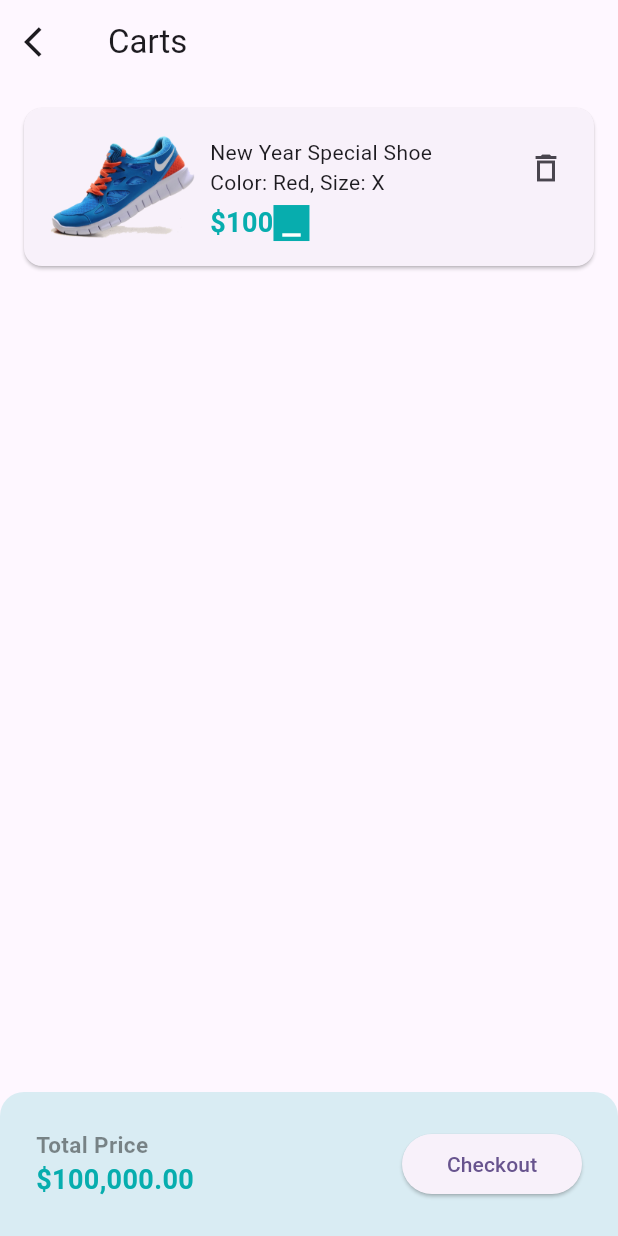
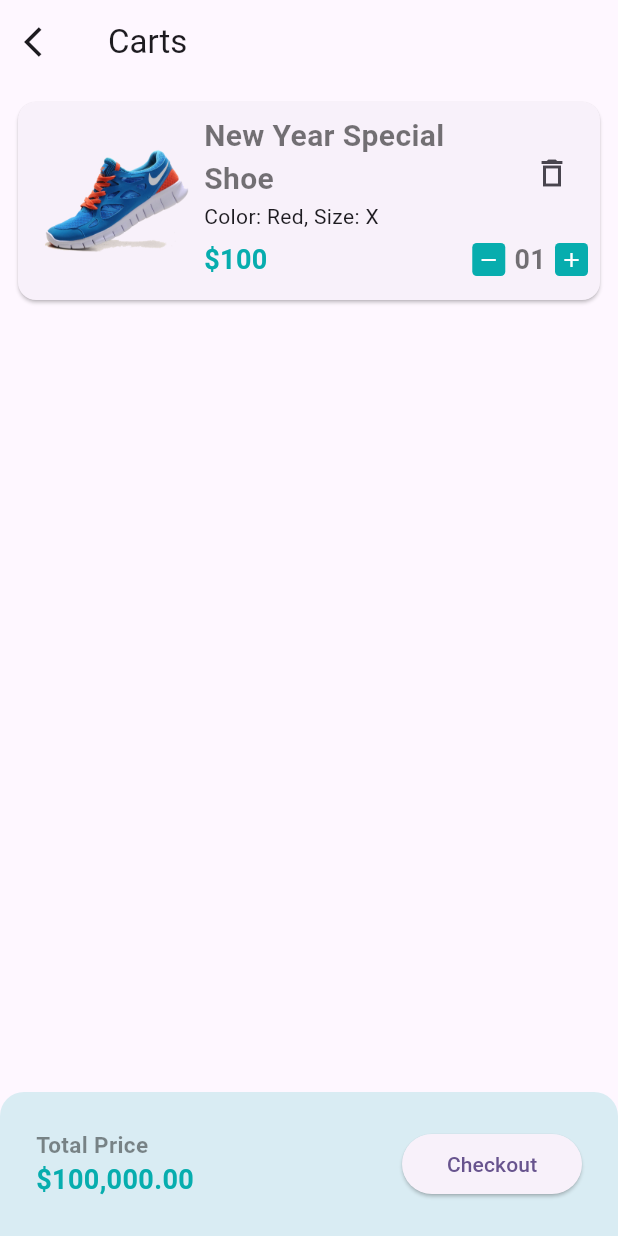
Before and after one commit to Ahmad61-6/craftybay, a Flutter app: the CartScreen screen opened directly, on a phone screen of 412 x 824 dp. Run offline on Flutter 3.47's test engine with Material 3 defaults, Android fonts, the phone set to English and light mode, and no system bars; our stand-ins replace carousel_slider, get, pin_code_fields.

Commit message:
working on cart screen.

```diff
--- a/lib/presentation/ui/screens/cart_screen.dart
+++ b/lib/presentation/ui/screens/cart_screen.dart
@@ -12,6 +12,7 @@ class CartScreen extends StatefulWidget {
 }
 
 class _CartScreenState extends State<CartScreen> {
+  ValueNotifier<int> noOfItems = ValueNotifier(1);
   @override
   Widget build(BuildContext context) {
     return PopScope(
@@ -33,7 +34,7 @@ class _CartScreenState extends State<CartScreen> {
           children: [
             Expanded(
               child: Padding(
-                padding: const EdgeInsets.all(12.0),
+                padding: const EdgeInsets.all(8.0),
                 child: Column(
                   children: [
                     Card(
@@ -60,6 +61,10 @@ class _CartScreenState extends State<CartScreen> {
                                           children: [
                                             Text(
                                               'New Year Special Shoe',
+                                              style: TextStyle(
+                                                  fontSize: 20,
+                                                  fontWeight: FontWeight.w600,
+                                                  color: Colors.black54),
                                             ),
                                             Text('Color: Red, Size: X'),
                                           ],
@@ -72,8 +77,10 @@ class _CartScreenState extends State<CartScreen> {
                                     ],
                                   ),
                                   Row(
+                                    mainAxisAlignment:
+                                        MainAxisAlignment.spaceBetween,
                                     children: [
-                                      Text(
+                                      const Text(
                                         '\$100',
                                         style: TextStyle(
                                           fontWeight: FontWeight.bold,
@@ -81,17 +88,69 @@ class _CartScreenState extends State<CartScreen> {
                                           color: AppColors.primaryColor,
                                         ),
                                       ),
-                                      Row(
-                                        children: [
-                                          Container(
-                                            color: AppColors.primaryColor,
-                                            child: Icon(
-                                              Icons.minimize,
-                                              color: Colors.white,
-                                            ),
-                                          )
-                                        ],
-                                      )
+                                      ValueListenableBuilder(
+                                          valueListenable: noOfItems,
+                                          builder: (context, value, _) {
+                                            return Row(
+                                              children: [
+                                                InkWell(
+                                                  borderRadius:
+                                                      BorderRadius.circular(30),
+                                                  child: Container(
+                                                    padding:
+                                                        const EdgeInsets.all(3),
+                                                    decoration: BoxDecoration(
+                                                      color: AppColors
+                                                          .primaryColor,
+                                                      borderRadius:
+                                                          BorderRadius.circular(
+                                                              3),
+                                                    ),
+                                                    child: const Icon(
+                                                      Icons.remove,
+                                                      color: Colors.white,
+                                                      size: 16,
+                                                    ),
+                                                  ),
+                                                  onTap: () {},
+                                                ),
+                                                Padding(
+                                                  padding:
+                                                      const EdgeInsets.all(6.0),
+                                                  child: const Text(
+                                                    '01',
+                                                    style: TextStyle(
+                                                      fontSize: 18,
+                                                      fontWeight:
+                                                          FontWeight.bold,
+                                                      color: Colors.black54,
+                                                    ),
+                                                  ),
+                                                ),
+                                                InkWell(
+                                                  borderRadius:
+                                                      BorderRadius.circular(30),
+                                                  child: Container(
+                                                    padding:
+                                                        const EdgeInsets.all(3),
+                                                    decoration: BoxDecoration(
+                                                      color: AppColors
+                                                          .primaryColor,
+                                                      borderRadius:
+                                                          BorderRadius.circular(
+                                                              3),
+                                                    ),
+                                                    child: const Icon(
+                                                      Icons.add,
+                                                      color: Colors.white,
+                                                      size: 16,
+                                                    ),
+                                                  ),
+                                                  onTap: () {},
+                                                ),
+                                              ],
+                                            );
+                                          })
                                     ],
                                   )
                                 ],
--- a/lib/presentation/ui/widgets/product_cart_item.dart
+++ b/lib/presentation/ui/widgets/product_cart_item.dart
@@ -93,7 +93,7 @@ class ProductCartItem extends StatelessWidget {
                             color: Colors.white,
                           ),
                         ),
-                      )
+                      ),
                     ],
                   )
                 ],
--- a/pubspec.yaml
+++ b/pubspec.yaml
@@ -38,6 +38,7 @@ dependencies:
   get: ^4.6.6
   pin_code_fields: ^8.0.1
   carousel_slider: ^5.0.0
+  item_count_number_button: ^1.9.2
 
 dev_dependencies:
   flutter_test:
```
Also changed, not shown: pubspec.lock.
